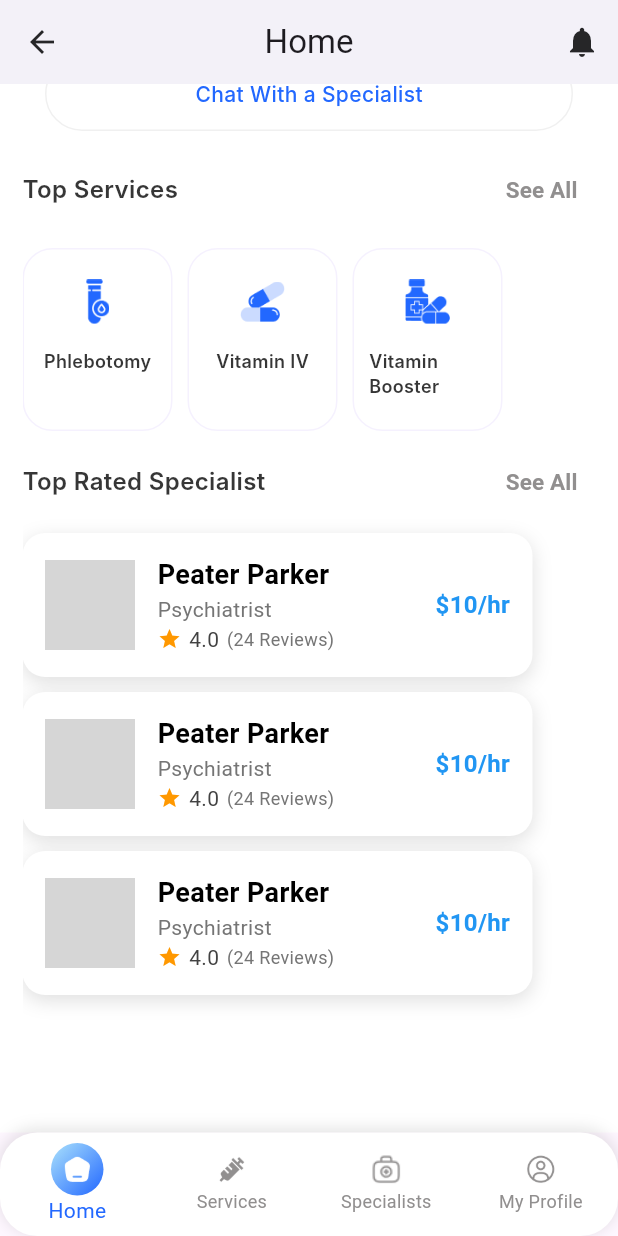
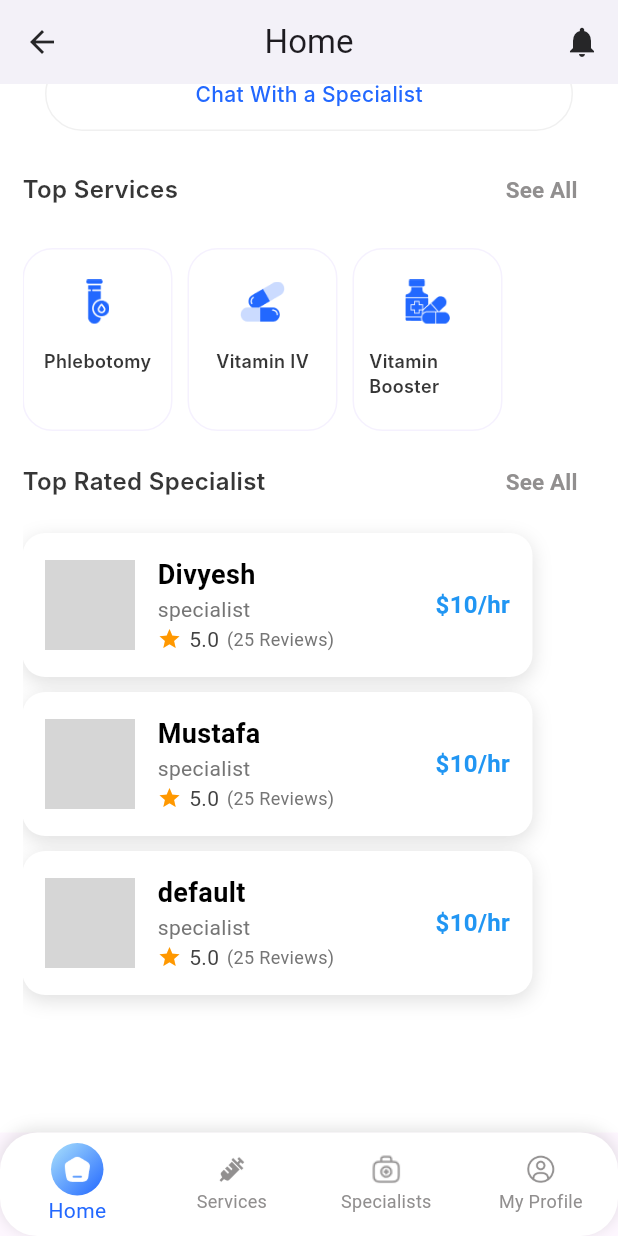
Before and after one commit to MustuBharmal/DocBookingApp, a Flutter app: the NavigationScreen screen opened by its route, scrolled down 503 dp, on a phone screen of 412 x 824 dp. Run offline on Flutter 3.47's test engine with Material 3 defaults, Android fonts, the phone set to English and light mode, and no system bars; our stand-ins replace get, get_storage, google_fonts, logger; accounts and stored records are empty; network calls fail; Roboto replaces fonts that are missing (Inter); grey boxes are pictures that could not be loaded.

Commit message:
code update

```diff
--- a/lib/presentations/home/view/home_screen.dart
+++ b/lib/presentations/home/view/home_screen.dart
@@ -1,11 +1,14 @@
 import 'package:doc_booking_app/global/constant_string.dart';
 import 'package:doc_booking_app/presentations/home/controller/home_controller.dart';
 import 'package:doc_booking_app/presentations/home/widget/custom_widgets.dart';
+import 'package:doc_booking_app/presentations/specialist/view/list_of_specialist_screen.dart';
 import 'package:doc_booking_app/util/app_color.dart';
 import 'package:flutter/material.dart';
+import 'package:get/get.dart';
 import '../../../global/constant_values.dart';
 import '../../../util/styles.dart';
 import '../../../widgets/custom_container_with_logo.dart';
+import '../../../widgets/custom_specialist_container.dart';
 
 class HomeScreen extends StatelessWidget {
   const HomeScreen({super.key});
@@ -204,7 +207,9 @@ class HomeScreen extends StatelessWidget {
               myHeaderText(
                   text: ConstantString.topRatedSpecialist,
                   button: TextButton(
-                      onPressed: () {},
+                      onPressed: () {
+                        Get.to(() => const ListOfSpecialistScreen());
+                      },
                       child: Text(
                         "See All",
                         style: subtitleStyle1,
@@ -218,8 +223,34 @@ class HomeScreen extends StatelessWidget {
                 child: ListView.separated(
                     physics: const ScrollPhysics(),
                     primary: true,
-                    itemBuilder: (context, index) =>
-                        customSpecialistContainer(onTap: () {}),
+                    itemBuilder: (context, index) {
+                      switch (index) {
+                        case 0:
+                          return customSpecialistContainer(
+                              name: "Divyesh",
+                              specialist: "specialist",
+                              charges: 10,
+                              rating: 5,
+                              review: 25,
+                              onTap: () {});
+                        case 1:
+                          return customSpecialistContainer(
+                              name: "Mustafa",
+                              specialist: "specialist",
+                              charges: 10,
+                              rating: 5,
+                              review: 25,
+                              onTap: () {});
+                        default:
+                          return customSpecialistContainer(
+                              name: "default",
+                              specialist: "specialist",
+                              charges: 10,
+                              rating: 5,
+                              review: 25,
+                              onTap: () {});
+                      }
+                    },
                     separatorBuilder: (context, index) => const SizedBox(
                           height: 10,
                         ),
--- a/lib/presentations/home/view/navigation_screen.dart
+++ b/lib/presentations/home/view/navigation_screen.dart
@@ -2,7 +2,7 @@ import 'package:flutter/material.dart';
 import 'package:get/get.dart';
 import '../../../util/app_color.dart';
 import '../../../util/images.dart';
-import '../../../widgets/customer_app_bar.dart';
+import '../../../widgets/custom_app_bar.dart';
 import '../controller/home_controller.dart';
 
 class NavigationScreen extends GetView<HomeController> {
@@ -13,12 +13,26 @@ class NavigationScreen extends GetView<HomeController> {
   @override
   Widget build(BuildContext context) {
     return Obx(
-      () => Scaffold(
+          () => Scaffold(
         appBar: CustomAppBar(
           title: controller.appBarTitle[controller.selectedIndex.value],
           back: false,
         ),
-        body: controller.pages[controller.selectedIndex.value],
+        body: AnimatedSwitcher(
+          duration: const Duration(milliseconds: 500),
+          switchInCurve: Curves.easeIn,
+          switchOutCurve: Curves.easeOut,
+          transitionBuilder: (Widget child, Animation<double> animation) {
+            return FadeTransition(
+              opacity: animation,
+              child: child,
+            );
+          },
+          child: KeyedSubtree(
+            key: ValueKey<int>(controller.selectedIndex.value),
+            child: controller.pages[controller.selectedIndex.value],
+          ),
+        ),
         bottomNavigationBar: Container(
           decoration: BoxDecoration(
             borderRadius: BorderRadius.circular(25),
@@ -71,7 +85,9 @@ class NavigationScreen extends GetView<HomeController> {
               );
             }),
             currentIndex: controller.selectedIndex.value,
-            onTap: controller.onItemTapped,
+            onTap: (index) {
+              controller.selectedIndex.value = index;
+            },
           ),
         ),
       ),
--- a/lib/presentations/home/widget/custom_widgets.dart
+++ b/lib/presentations/home/widget/custom_widgets.dart
@@ -113,87 +113,3 @@ Widget customContainer({required String text}) {
     ),
   );
 }
-
-Widget customSpecialistContainer({void Function()? onTap}) {
-  return InkWell(
-    onTap: onTap,
-    child: Container(
-      padding: const EdgeInsets.all(15),
-      decoration: BoxDecoration(
-        color: Colors.white,
-        borderRadius: BorderRadius.circular(15),
-        boxShadow: const [
-          BoxShadow(
-            color: Colors.black12,
-            offset: Offset(0, 4),
-            blurRadius: 10,
-          ),
-        ],
-      ),
-      child: Row(
-        children: [
-          Container(
-            width: 60,
-            height: 60,
-            decoration: ShapeDecoration(
-              image: const DecorationImage(
-                image: NetworkImage("https://via.placeholder.com/60x60"),
-                fit: BoxFit.cover,
-              ),
-              shape: RoundedRectangleBorder(
-                side: const BorderSide(width: 1, color: Color(0xFFF4F4F6)),
-                borderRadius: BorderRadius.circular(15),
-              ),
-            ),
-          ),
-          const SizedBox(width: 15),
-          Expanded(
-            child: Column(
-              crossAxisAlignment: CrossAxisAlignment.start,
-              children: [
-                const Text(
-                  "Peater Parker",
-                  style: TextStyle(
-                      fontSize: 18,
-                      fontWeight: FontWeight.bold,
-                      color: Colors.black),
-                ),
-                Text(
-                  "Psychiatrist",
-                  style: TextStyle(
-                      fontSize: 14,
-                      color: Colors.grey[600],
-                      fontWeight: FontWeight.w400),
-                ),
-                Row(
-                  children: [
-                    const Icon(
-                      Icons.star,
-                      color: Colors.orange,
-                      size: 16,
-                    ),
-                    const SizedBox(width: 5),
-                    Text(
-                      "4.0",
-                      style: TextStyle(fontSize: 14, color: Colors.grey[800]),
-                    ),
-                    const SizedBox(width: 5),
-                    Text(
-                      "(24 Reviews)",
-                      style: TextStyle(fontSize: 12, color: Colors.grey[600]),
-                    ),
-                  ],
-                ),
-              ],
-            ),
-          ),
-          const Text(
-            "\$10/hr",
-            style: TextStyle(
-                fontSize: 16, fontWeight: FontWeight.bold, color: Colors.blue),
-          ),
-        ],
-      ),
-    ),
-  );
-}
--- /dev/null
+++ b/lib/presentations/specialist/binding/specialist_binding.dart
@@ -0,0 +1,9 @@
+import 'package:doc_booking_app/presentations/specialist/controller/specialist_controller.dart';
+import 'package:get/get.dart';
+
+class SpecialistBinding implements Bindings {
+  @override
+  void dependencies() {
+    Get.put(SpecialistController());
+  }
+}
--- a/lib/routes/app_routes.dart
+++ b/lib/routes/app_routes.dart
@@ -1,19 +1,33 @@
-
 import 'package:doc_booking_app/presentations/home/binding/home_binding.dart';
 import 'package:doc_booking_app/presentations/authentication/views/login_welcome_screen.dart';
 import 'package:doc_booking_app/presentations/home/view/home_screen.dart';
 import 'package:doc_booking_app/presentations/home/view/navigation_screen.dart';
 import 'package:doc_booking_app/presentations/services/view/service_screen.dart';
+import 'package:doc_booking_app/presentations/specialist/binding/specialist_binding.dart';
+import 'package:doc_booking_app/presentations/specialist/view/list_of_specialist_screen.dart';
 import 'package:get/get.dart';
 
 import '../presentations/splash_screens/view/splash_screen.dart';
 
 class AppRoutes {
   static List<GetPage> pages = [
-    GetPage(name: NavigationScreen.routeName, page: ()=>const NavigationScreen()),
+    GetPage(
+        name: NavigationScreen.routeName,
+        page: () => const NavigationScreen(),
+        bindings: [HomeBinding(), SpecialistBinding()]),
     GetPage(name: SplashScreen.routeName, page: () => const SplashScreen()),
-    GetPage(name: LoginWelcomeScreen.routeName, page: () => const LoginWelcomeScreen()),
-    GetPage(name: HomeScreen.routeName, page: () => const HomeScreen(),binding: HomeBinding()),
+    GetPage(
+      name: LoginWelcomeScreen.routeName,
+      page: () => const LoginWelcomeScreen(),
+    ),
+    GetPage(
+        name: HomeScreen.routeName,
+        page: () => const HomeScreen(),
+        binding: HomeBinding()),
     GetPage(name: ServiceScreen.routeName, page: () => const ServiceScreen()),
+    GetPage(
+        name: ListOfSpecialistScreen.routeName,
+        page: () => const ListOfSpecialistScreen(),
+        binding: SpecialistBinding()),
   ];
 }
--- /dev/null
+++ b/lib/widgets/custom_specialist_container.dart
@@ -0,0 +1,91 @@
+import 'package:flutter/material.dart';
+
+Widget customSpecialistContainer(
+    {String? name,
+      String? specialist,
+      int? review,
+      double? rating,
+      int? charges,
+      void Function()? onTap}) {
+  return InkWell(
+    onTap: onTap,
+    child: Container(
+      padding: const EdgeInsets.all(15),
+      decoration: BoxDecoration(
+        color: Colors.white,
+        borderRadius: BorderRadius.circular(15),
+        boxShadow: const [
+          BoxShadow(
+            color: Colors.black12,
+            offset: Offset(0, 4),
+            blurRadius: 10,
+          ),
+        ],
+      ),
+      child: Row(
+        children: [
+          Container(
+            width: 60,
+            height: 60,
+            decoration: ShapeDecoration(
+              image: const DecorationImage(
+                image: NetworkImage("https://via.placeholder.com/60x60"),
+                fit: BoxFit.cover,
+              ),
+              shape: RoundedRectangleBorder(
+                side: const BorderSide(width: 1, color: Color(0xFFF4F4F6)),
+                borderRadius: BorderRadius.circular(15),
+              ),
+            ),
+          ),
+          const SizedBox(width: 15),
+          Expanded(
+            child: Column(
+              crossAxisAlignment: CrossAxisAlignment.start,
+              children: [
+                Text(
+                  name!, //"Peater Parker",
+                  style: const TextStyle(
+                      fontSize: 18,
+                      fontWeight: FontWeight.bold,
+                      color: Colors.black),
+                ),
+                Text(
+                  specialist!, //"Psychiatrist",
+                  style: TextStyle(
+                      fontSize: 14,
+                      color: Colors.grey[600],
+                      fontWeight: FontWeight.w400),
+                ),
+                Row(
+                  children: [
+                    const Icon(
+                      Icons.star,
+                      color: Colors.orange,
+                      size: 16,
+                    ),
+                    const SizedBox(width: 5),
+                    Text(
+                      rating!.toString(),
+                      style: TextStyle(fontSize: 14, color: Colors.grey[800]),
+                    ),
+                    const SizedBox(width: 5),
+                    Text(
+                      "($review Reviews)",
+                      style: TextStyle(fontSize: 12, color: Colors.grey[600]),
+                    ),
+                  ],
+                ),
+              ],
+            ),
+          ),
+          Text(
+            "\$$charges/hr",
+            style: const TextStyle(
+                fontSize: 16, fontWeight: FontWeight.bold, color: Colors.blue),
+          ),
+        ],
+      ),
+    ),
+  );
+}
```
Also changed, not shown: lib/presentations/specialist/controller/specialist_controller.dart (added, +8 -0 lines), lib/presentations/specialist/view/list_of_specialist_screen.dart (added, +68 -0 lines), lib/presentations/specialist/widget/custom_widget.dart (added, +33 -0 lines), lib/widgets/custom_app_bar.dart (renamed from lib/widgets/customer_app_bar.dart).
